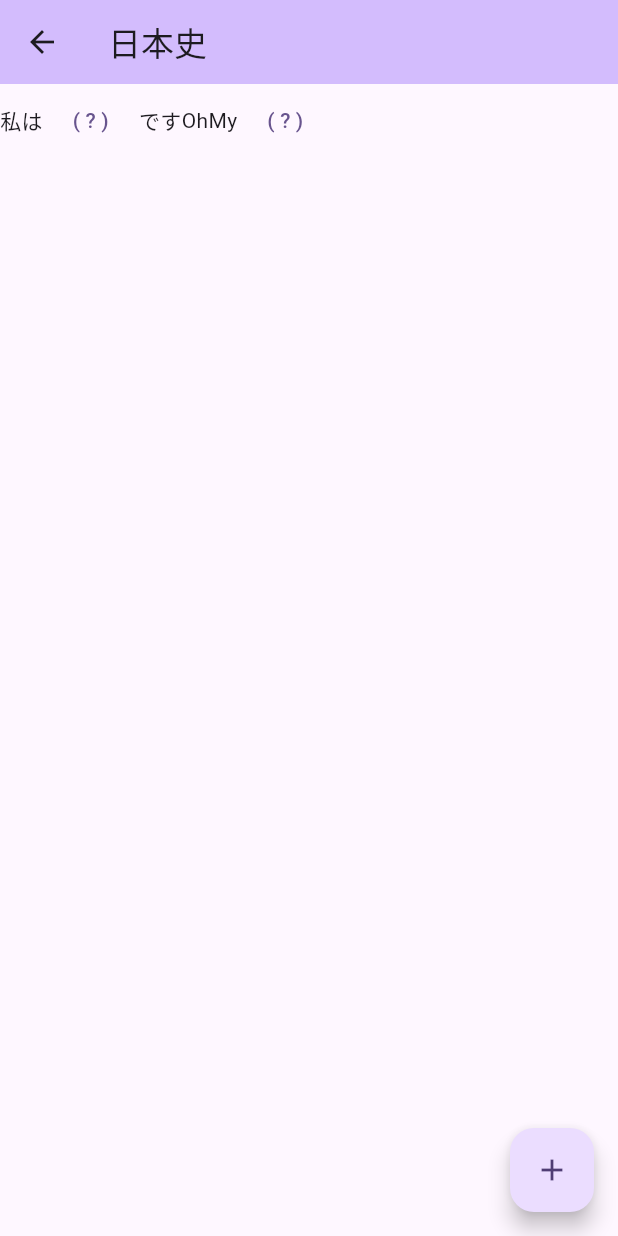
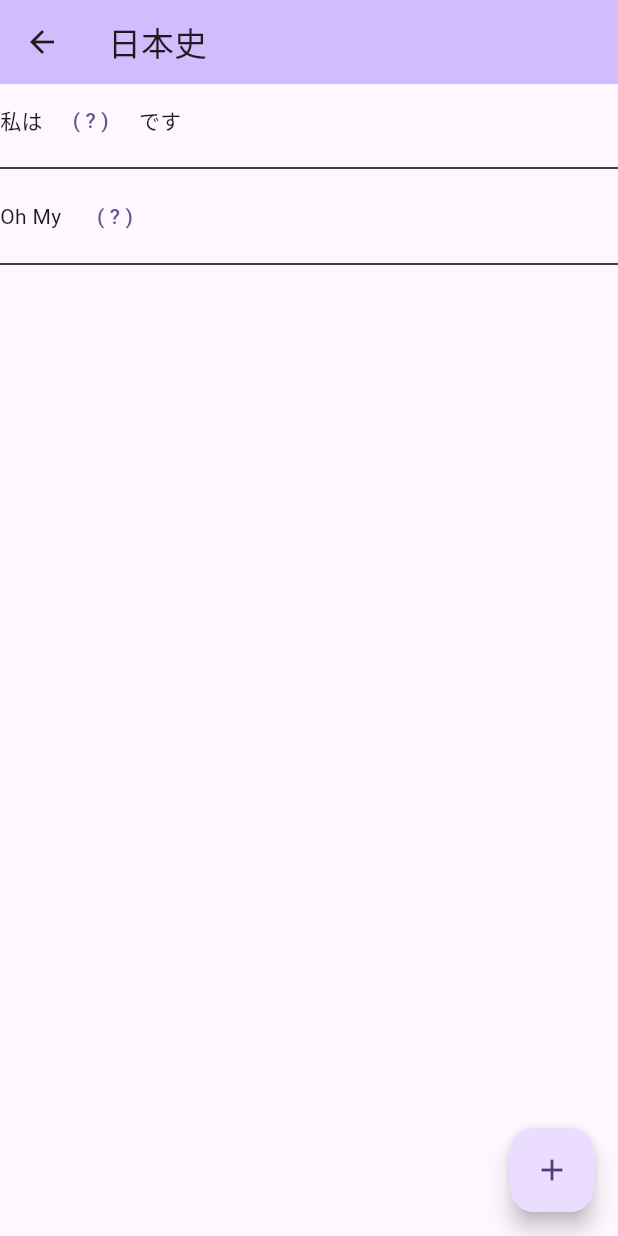
Before and after one commit to Exzrgs/KnowFill, a Flutter app: the screen it shows after launch, after a tap on "日本史", on a phone screen of 412 x 824 dp. Run offline on Flutter 3.47's test engine with Material 2 defaults, Android fonts, the phone set to English and light mode, and no system bars.

Commit message:
問題の表示の修正

```diff
--- a/frontend/lib/models/models.dart
+++ b/frontend/lib/models/models.dart
@@ -8,7 +8,7 @@ class Model extends ChangeNotifier {
 
   // APIで受けとる
   Model(){
-    problemArray = [[Problem(1, ["私","は","ペン","です"], {"ペン"}), Problem(2, ["Oh","My","God"], {"God"})]];
+    problemArray = [[Problem(1, ["私","は","ペン","です"], {"ペン"}), Problem(2, ["Oh"," ","My"," ","God"], {"God"})]];
     noteArray = [Note(1, "日本史", problemArray[0], DateTime.now())];
   }
 
--- a/frontend/lib/views/note_detail.dart
+++ b/frontend/lib/views/note_detail.dart
@@ -18,8 +18,8 @@ class _NoteDetailState extends State<NoteDetail> {
     final model = Provider.of<Model>(context);
 
     return Column(children: [
-      Row(children: [
-        for (var j = 0; j < model.problemArray[widget.noteID].length; j++)...{
+      for (var j = 0; j < model.problemArray[widget.noteID].length; j++)...{
+        Row(children: [
           for (var k = 0; k < model.problemArray[widget.noteID][j].allWord.length; k++)...{
             if (model.problemArray[widget.noteID][j].hideWordCandidate.contains(model.problemArray[widget.noteID][j].allWord[k]))...{
               if (model.problemArray[widget.noteID][j].isHide[k] == true)...{
@@ -71,11 +71,11 @@ class _NoteDetailState extends State<NoteDetail> {
               Text(model.problemArray[widget.noteID][j].allWord[k]),
             }
           }
-        },
+        ]),
         const Divider(
           color: Colors.black,
         ),
-      ],)
+      },
     ]);
   }
 }
```
